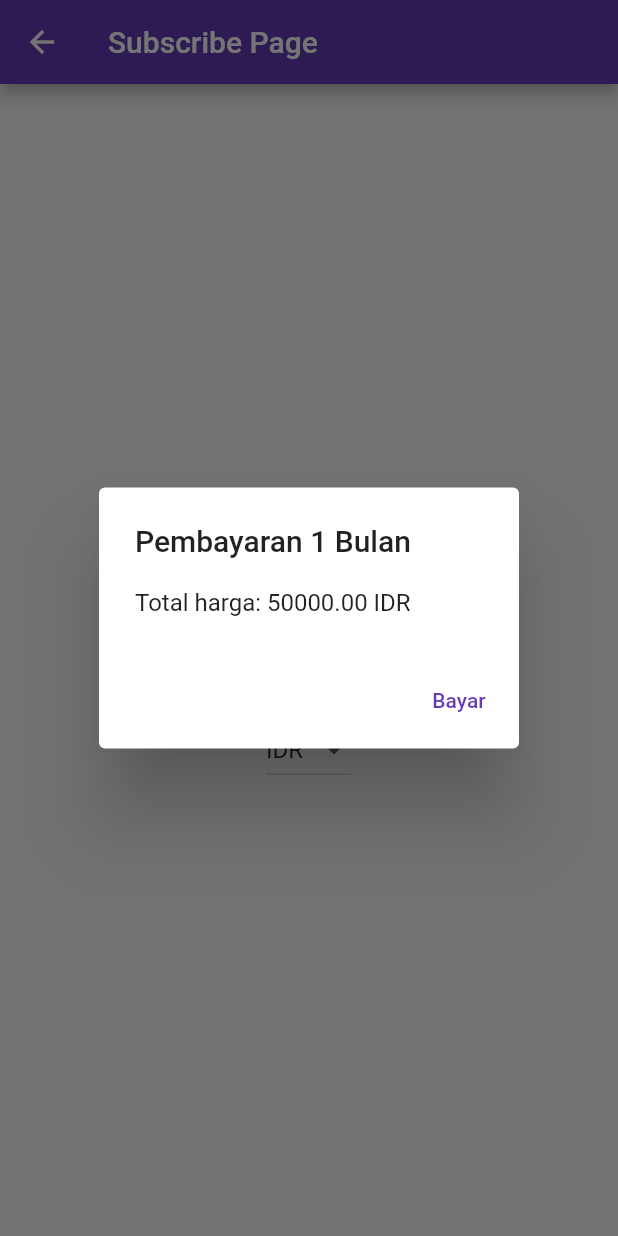
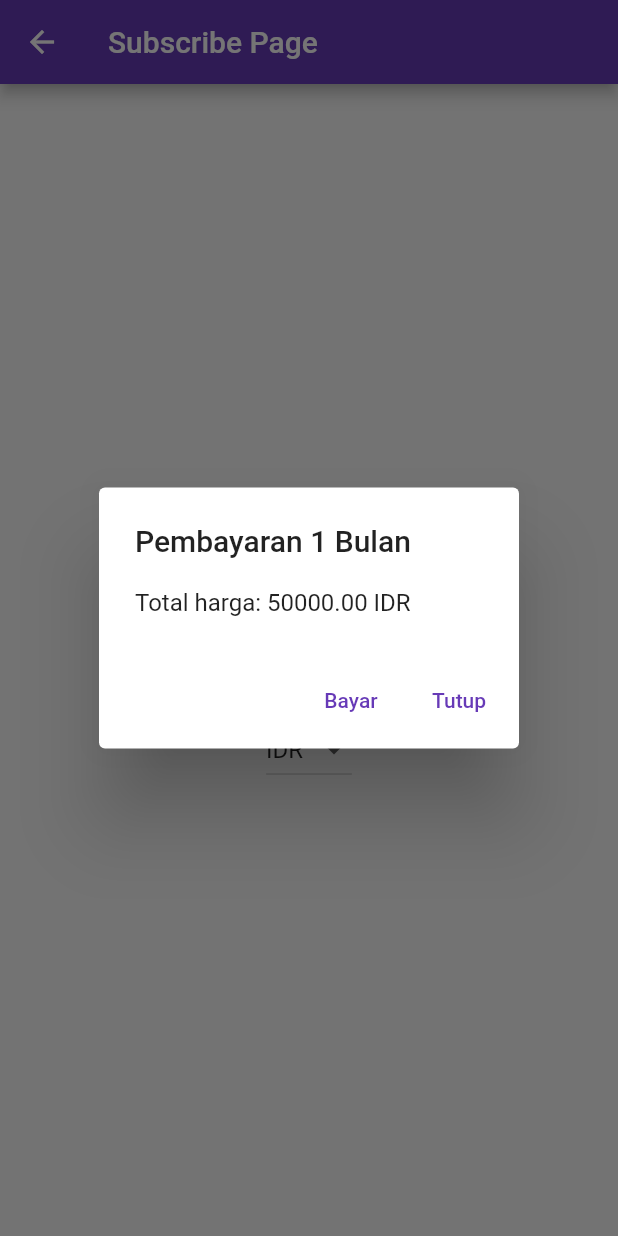
Before and after one commit to Ikwnhanif/Project_TPM_Matkul, a Flutter app: the SubscribePage screen opened directly, after a tap on "1 Bulan - Rp 50.000", on a phone screen of 412 x 824 dp. Run offline on Flutter 3.47's test engine with Material 2 defaults, Android fonts, the light colour scheme and no system bars; our stand-ins replace google_fonts, hive, hive_flutter; accounts and stored records are empty; network calls fail.

Commit message:
update bayar

```diff
--- a/lib/view/bayar.dart
+++ b/lib/view/bayar.dart
@@ -12,17 +12,16 @@ class _SubscribePageState extends State<SubscribePage> {
 
   Map<String, double> exchangeRates = {
     'IDR': 1, // Rupiah
-    'USD': 0.00007, // Dolar Amerika
-    'EUR': 0.00006, // Euro
-    'JPY': 0.0077, // Yen Jepang
+    'USD': 0.000067, // Dolar Amerika
+    'EUR': 0.000062, // Euro
+    'JPY': 0.0092, // Yen Jepang
     'MYR': 0.00029, // Ringgit
     'PHP': 0.0033, // Peso
   };
 
   double calculateTotalPrice() {
     double price;
-    price = pricePerMonth;
-    return price * exchangeRates[selectedCurrency]!;
+    return pricePerMonth * exchangeRates[selectedCurrency]!;
   }
 
   void sendMessageToWhatsApp() async {
@@ -88,6 +87,12 @@ class _SubscribePageState extends State<SubscribePage> {
                         },
                         child: Text('Bayar'),
                       ),
+                      TextButton(
+                        onPressed: () {
+                          Navigator.pop(context);
+                        },
+                        child: Text('Tutup'),
+                      ),
                     ],
                   ),
                 );
```
